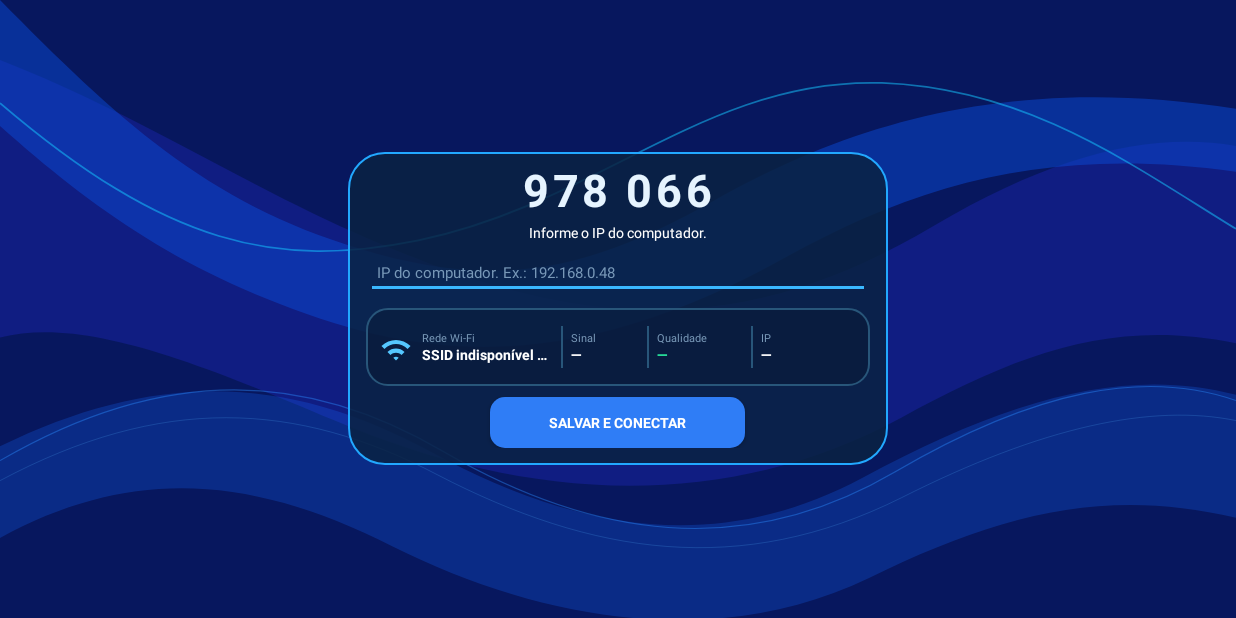
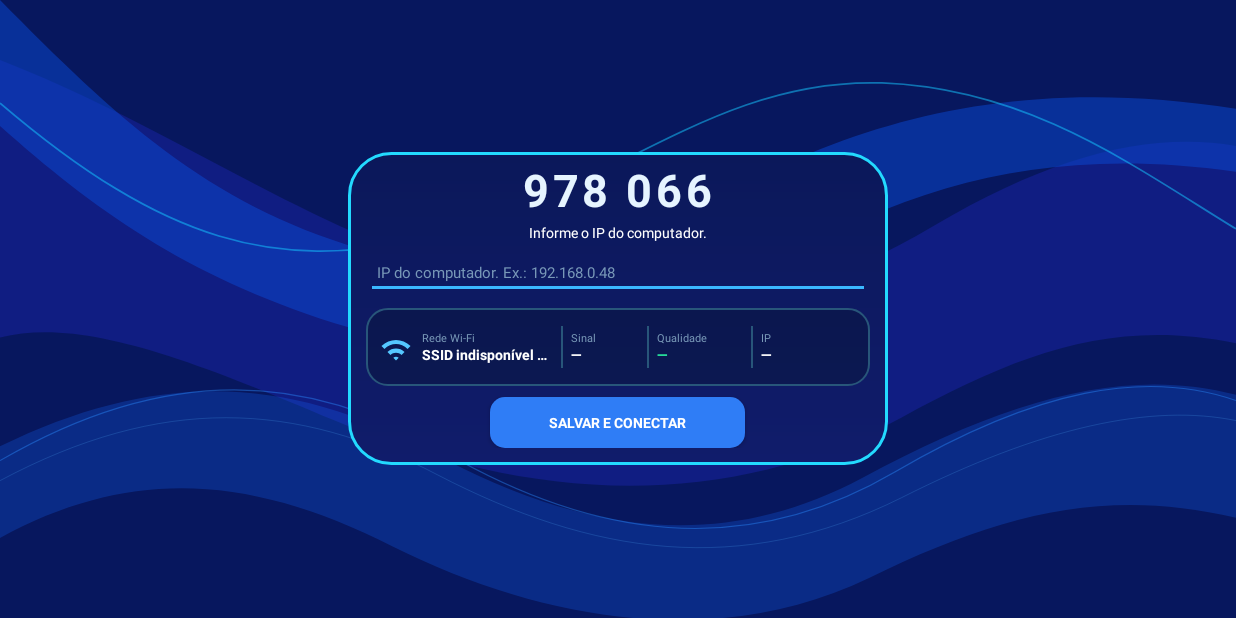
Before and after one commit to almeidadvr/conectatvs, an Android app: the screen it shows after launch (MainActivity), after a tap on "SALVAR E CONECTAR", on a phone screen of 824 x 412 dp (held sideways). Run offline under Robolectric (Android 15) with nearby library versions, the light colour scheme and no system bars.

Commit message:
0.10.4: persist approved panel styling

```diff
--- a/app/src/main/res/drawable/panel_bg_new.xml
+++ b/app/src/main/res/drawable/panel_bg_new.xml
@@ -1,5 +1,6 @@
 <shape xmlns:android="http://schemas.android.com/apk/res/android" android:shape="rectangle">
-    <solid android:color="#D90A2342" />
-    <corners android:radius="24dp" />
-    <stroke android:width="1.5dp" android:color="#22A8FF" />
+    <gradient android:angle="90" android:startColor="#101C6B" android:endColor="#0B185A" />
+    <corners android:radius="28dp" />
+    <stroke android:width="2dp" android:color="#23DAFF" />
+    <padding android:left="2dp" android:top="2dp" android:right="2dp" android:bottom="2dp" />
 </shape>
```
